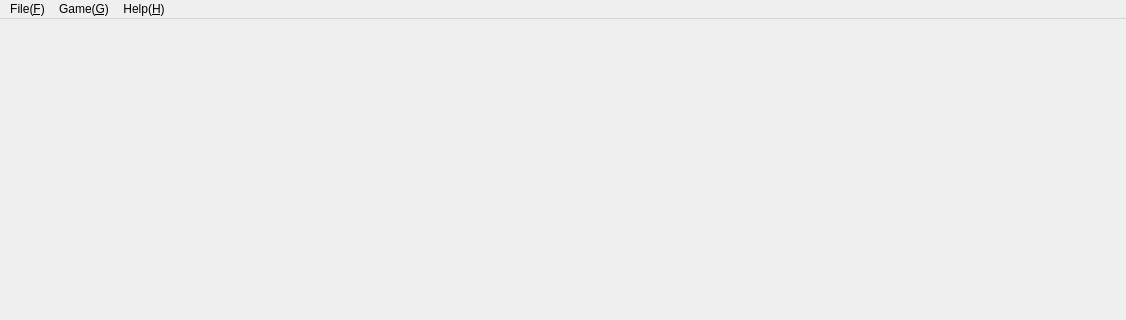
Before: the Qt Designer form editor/echo/Base/UI/MainWindow/MainWindow.ui in timi-liuliang/echo, drawn with Qt 5; both pictures show x 0 to 1126 and y 0 to 320 of the 1126 by 722 pixel window.
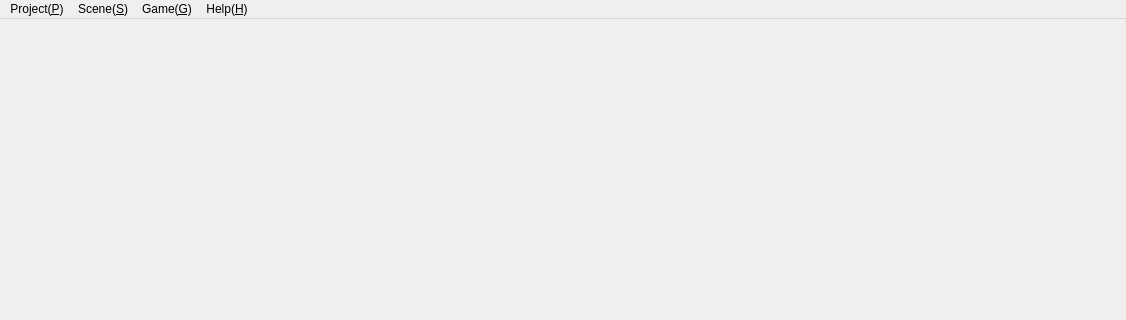
After: the same form once the commit is applied. Icons and pictures are not drawn. Custom widgets are drawn as their Qt base class.

```diff
--- a/editor/echo/Base/UI/MainWindow/MainWindow.ui
+++ b/editor/echo/Base/UI/MainWindow/MainWindow.ui
@@ -43,7 +43,7 @@
    </property>
    <widget class="QMenu" name="menuFile_F">
     <property name="title">
-     <string>File(&amp;F)</string>
+     <string>Project(&amp;P)</string>
     </property>
     <addaction name="m_actionProjectSettings"/>
     <addaction name="separator"/>
@@ -64,7 +64,13 @@
     <addaction name="m_actionPlayGame"/>
     <addaction name="m_actionStopGame"/>
    </widget>
+   <widget class="QMenu" name="menuScene_S">
+    <property name="title">
+     <string>Scene(&amp;S)</string>
+    </property>
+   </widget>
    <addaction name="menuFile_F"/>
+   <addaction name="menuScene_S"/>
    <addaction name="menuGame"/>
    <addaction name="menuHelp_H"/>
   </widget>
```
Left out of the diff: 2 changed lines with no effect on the pictures.
